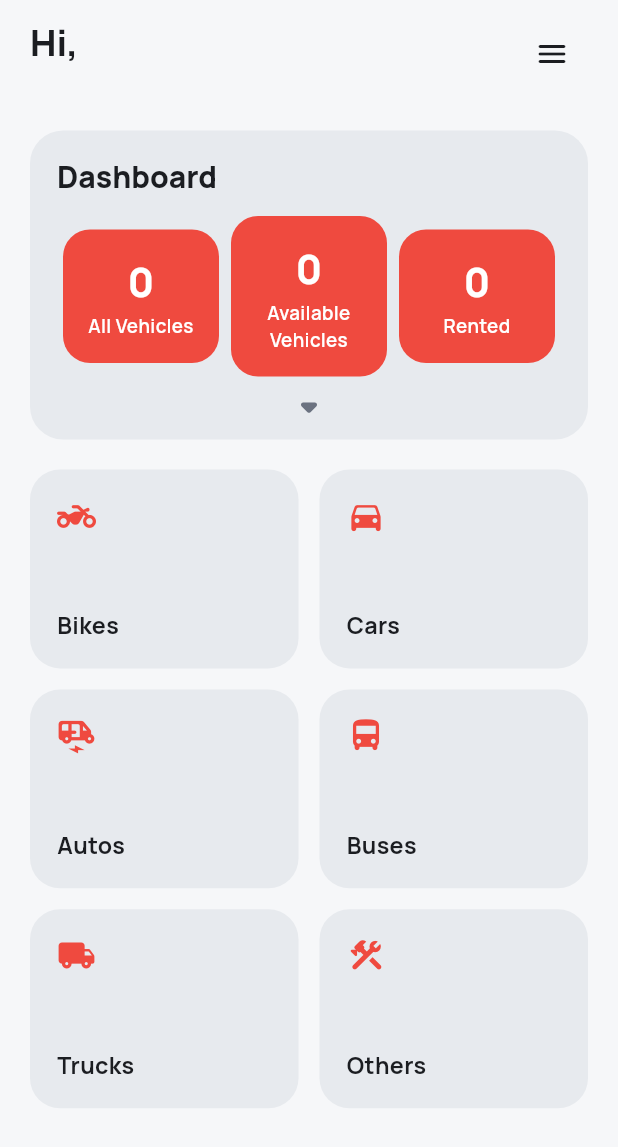
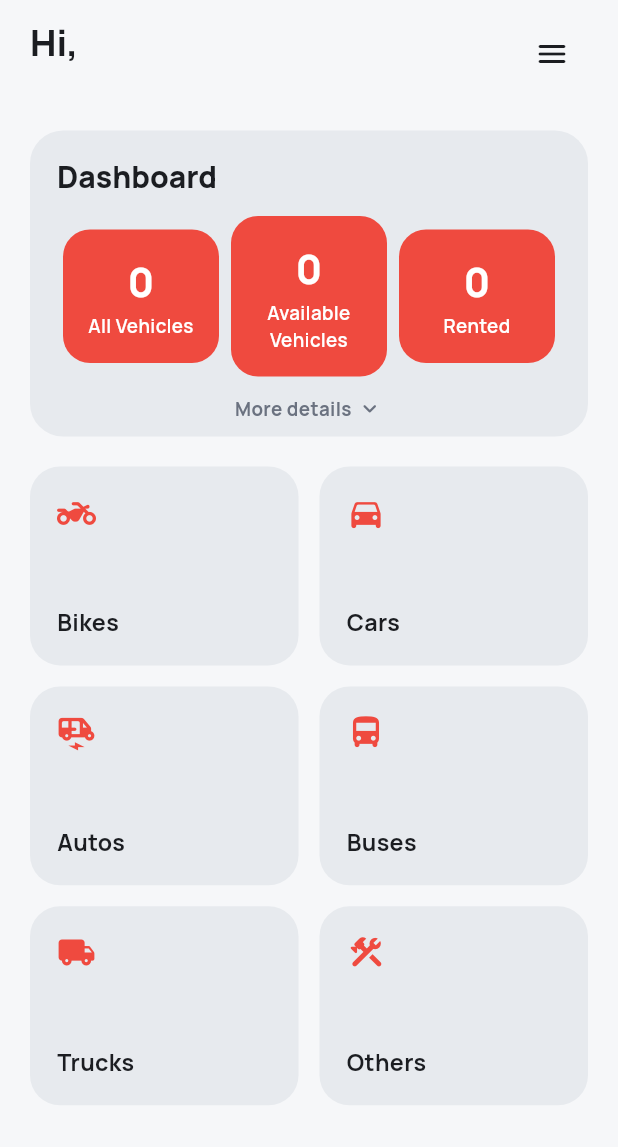
Before and after one commit to vaibhavvkumarr/ridrepo, a Flutter app: the DashboardScreen screen opened directly, on a phone screen of 412 x 824 dp. Shown: the top 1147 px of the screen. Run offline on Flutter 3.47's test engine with Material 3 defaults, Android fonts, the phone set to English and light mode, and no system bars; our stand-ins replace google_fonts, image_picker, share_plus, shared_preferences, sqflite; accounts and stored records are empty.

Commit message:
17th commit

```diff
--- a/lib/screens/dashboard_screen.dart
+++ b/lib/screens/dashboard_screen.dart
@@ -166,7 +166,7 @@ class _DashboardScreenState extends State<DashboardScreen> {
                                           value: '$rented', label: 'Rented'),
                                     ],
                                   ),
-                                  const SizedBox(height: 2),
+                                  const SizedBox(height: 6),
                                   Center(
                                     child: InkWell(
                                       borderRadius: BorderRadius.circular(20),
@@ -174,16 +174,33 @@ class _DashboardScreenState extends State<DashboardScreen> {
                                           _showDailyStats = !_showDailyStats),
                                       child: Padding(
                                         padding: const EdgeInsets.symmetric(
-                                            horizontal: 8, vertical: 0),
-                                        child: AnimatedRotation(
-                                          turns: _showDailyStats ? 0.5 : 0,
-                                          duration:
-                                              const Duration(milliseconds: 200),
-                                          child: Icon(
-                                            Icons.arrow_drop_down_rounded,
-                                            color: AppColors.textSecondary,
-                                            size: 36,
-                                          ),
+                                            horizontal: 10, vertical: 6),
+                                        child: Row(
+                                          mainAxisSize: MainAxisSize.min,
+                                          children: [
+                                            Text(
+                                              _showDailyStats
+                                                  ? 'Less details'
+                                                  : 'More details',
+                                              style: TextStyle(
+                                                fontSize: 12.5,
+                                                fontWeight: FontWeight.w700,
+                                                color: AppColors.textSecondary,
+                                              ),
+                                            ),
+                                            const SizedBox(width: 3),
+                                            AnimatedRotation(
+                                              turns: _showDailyStats ? 0.5 : 0,
+                                              duration: const Duration(
+                                                  milliseconds: 200),
+                                              child: Icon(
+                                                Icons
+                                                    .keyboard_arrow_down_rounded,
+                                                color: AppColors.textSecondary,
+                                                size: 18,
+                                              ),
+                                            ),
+                                          ],
                                         ),
                                       ),
                                     ),
@@ -212,8 +229,7 @@ class _DashboardScreenState extends State<DashboardScreen> {
                                               DashboardStatRow(
                                                 icon: Icons
                                                     .assignment_return_outlined,
-                                                label:
-                                                    'Returns Today',
+                                                label: 'Returns Today',
                                                 value: '$returningToday',
                                               ),
                                               const SizedBox(height: 10),
```
